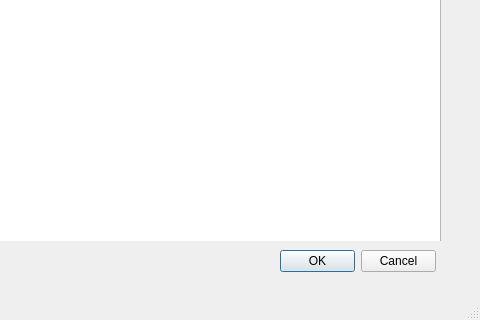
Before: the Qt Designer form PersonalQtManager/DataVisualizationCore/DataVisualWindow.ui in Small-wolf-sy/PersonaManager, drawn with Qt 5; both pictures show x 320 to 800 and y 270 to 590 of the 800 by 590 pixel window.
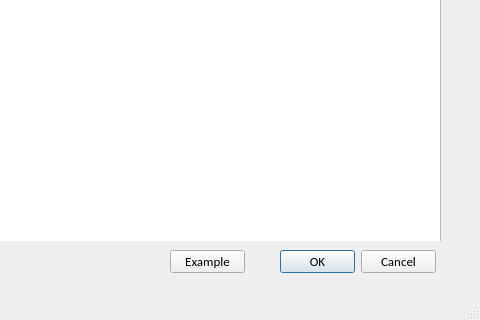
After: the same form once the commit is applied.

Commit message: ①新加测试按钮，同时将测试代码放在按钮下头； ②把清空界面给做了

Diff of the .ui file:
```diff
--- a/PersonalQtManager/DataVisualizationCore/DataVisualWindow.ui
+++ b/PersonalQtManager/DataVisualizationCore/DataVisualWindow.ui
@@ -80,10 +80,35 @@
       <height>23</height>
      </rect>
     </property>
+    <property name="font">
+     <font>
+      <family>Calibri</family>
+      <pointsize>10</pointsize>
+     </font>
+    </property>
     <property name="standardButtons">
      <set>QDialogButtonBox::Cancel|QDialogButtonBox::Ok</set>
     </property>
    </widget>
+   <widget class="QPushButton" name="exampleButton">
+    <property name="geometry">
+     <rect>
+      <x>490</x>
+      <y>520</y>
+      <width>75</width>
+      <height>23</height>
+     </rect>
+    </property>
+    <property name="font">
+     <font>
+      <family>Calibri</family>
+      <pointsize>10</pointsize>
+     </font>
+    </property>
+    <property name="text">
+     <string>Example</string>
+    </property>
+   </widget>
   </widget>
   <widget class="QMenuBar" name="menubar">
    <property name="geometry">
```
The commit also changes 3 other files.
